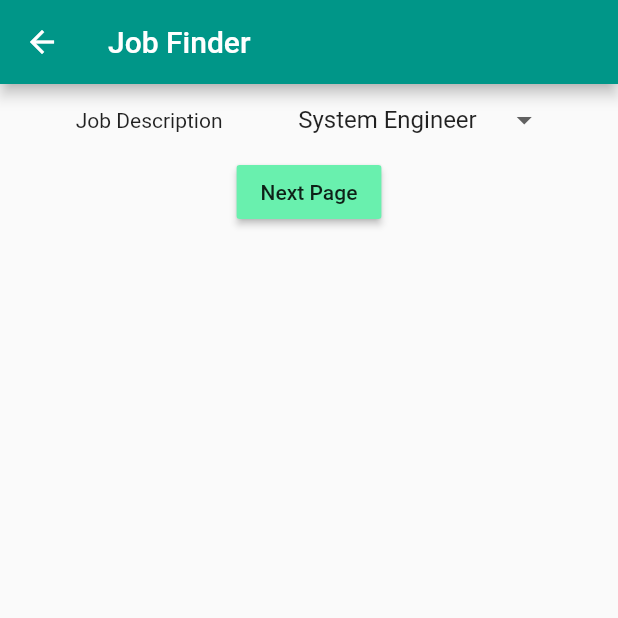
After one commit to thidaswezin1/FlutterTester, a Flutter app: the screen it shows after launch, after a tap on "Find Job", on a phone screen of 412 x 824 dp, the top half of it. The commit adds this screen. Run offline on Flutter 3.47's test engine with Material 2 defaults, Android fonts, the phone set to English and light mode, and no system bars; our stand-ins replace fluttertoast, geolocator, google_maps_flutter, sqflite; accounts and stored records are empty.

Commit message:
carry data,dropdownbutton

```diff
--- /dev/null
+++ b/lib/job.dart
@@ -0,0 +1,28 @@
+import 'package:flutter/cupertino.dart';
+import 'package:flutter/material.dart';
+
+class JobDesc extends StatelessWidget{
+  final job;
+  final salary;
+
+  JobDesc({this.job,this.salary});
+
+  @override
+  Widget build(BuildContext context) {
+    // TODO: implement build
+    return Scaffold(
+      appBar: AppBar(
+        title: Text("Job"),
+      ),
+      body: Row(
+        children: <Widget>[
+          Text("Your current job -"),
+          Text(job),
+          Text(" , Salary - "),
+          Text(salary)
+        ],
+      ),
+    );
+  }
+
+}
--- a/lib/next_screen.dart
+++ b/lib/next_screen.dart
@@ -3,6 +3,7 @@ import 'package:geolocator/geolocator.dart';
 import 'package:fluttertoast/fluttertoast.dart';
 import 'package:google_maps_flutter/google_maps_flutter.dart';
 import 'package:myfirstflutterapp/note_list.dart';
+import 'package:myfirstflutterapp/worktype.dart';
 
 final List<String> notes=List<String>();
 
@@ -96,6 +97,15 @@ class FirstScreen extends StatelessWidget {
               onPressed: (){
                   Navigator.push(context,MaterialPageRoute(builder: (context)=>NoteList()));
               },
+            ),),
+            Padding(padding: EdgeInsets.only(left: 20,top: 30,right: 20),
+            child: RaisedButton(
+              color: Colors.blueGrey,
+              child: Text("Find Job"),
+              textColor: Colors.white,
+              onPressed: (){
+                  Navigator.push(context, MaterialPageRoute(builder: (context)=>WorkType()));
+            }
             ),)
 
          ]
--- a/lib/note_list.dart
+++ b/lib/note_list.dart
@@ -50,7 +50,7 @@ class NoteListState extends State<NoteList>{
         title:  Text("All Notes"),
       ),
       body: Container(
-        color: Colors.cyan,
+        color: Colors.amberAccent,
         padding: EdgeInsets.all(8),
         child: FutureBuilder<List<Notes>>(
           future: selectNotesFromDatabase(),
--- /dev/null
+++ b/lib/worktype.dart
@@ -0,0 +1,61 @@
+import 'package:flutter/cupertino.dart';
+import 'package:flutter/material.dart';
+import 'package:myfirstflutterapp/job.dart';
+
+class WorkType extends StatefulWidget{
+  WorkTypeState createState()=>WorkTypeState();
+}
+class WorkTypeState extends State<WorkType>{
+ // final _listOfJob={"SE":"Software Engineer","PM":"Project Manager"};
+  List job = ["System Engineer","Software Developer","Project Manager"];
+  String jobValue="System Engineer";
+  List<DropdownMenuItem<String>> getJobList(){
+    List<DropdownMenuItem<String>> jobList = new List();
+    /*_listOfJob.forEach((k,v){
+      jobList.add(DropdownMenuItem(value: k,child: Text(v)));
+    });*/
+    for(String s in job){
+        jobList.add(DropdownMenuItem(value: s,child: Text(s),));
+    }
+    return jobList;
+  }
+
+  @override
+  Widget build(BuildContext context) {
+    return Scaffold(
+      appBar: AppBar(
+        title: Text("Job Finder"),
+      ),
+      body: Container(
+        child:Column(
+          //mainAxisAlignment: MainAxisAlignment.spaceEvenly,
+              children: <Widget>[
+                Row(
+                    mainAxisAlignment: MainAxisAlignment.spaceEvenly,
+                  children:<Widget>[
+                  Text("Job Description"),
+                  DropdownButtonHideUnderline(
+                 child: DropdownButton(
+                   value: jobValue,
+                   items: getJobList(),
+                   onChanged: (v){
+                     setState(() {
+                       jobValue=v;
+                     });
+                   },
+                 ),
+                )
+                ]),
+                RaisedButton(
+                  color: Colors.greenAccent,
+                  child: Text("Next Page"),
+                  onPressed: (){
+                    Navigator.push(context, MaterialPageRoute(builder: (context)=>JobDesc(job:jobValue,salary: "400000",)));
+                  },
+                )
+             ],
+    )
+    ));
+  }
+
+}
```
